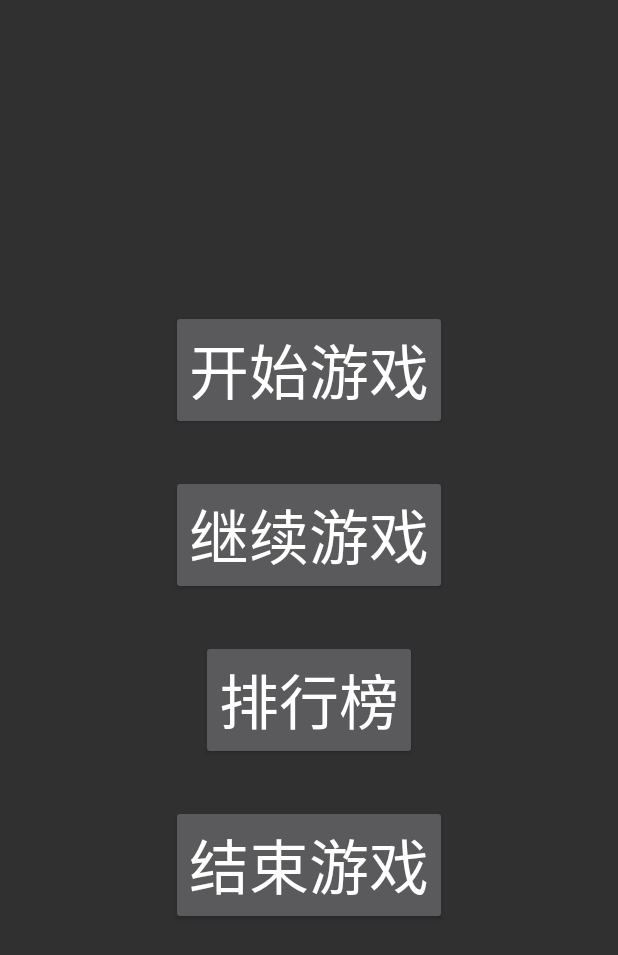
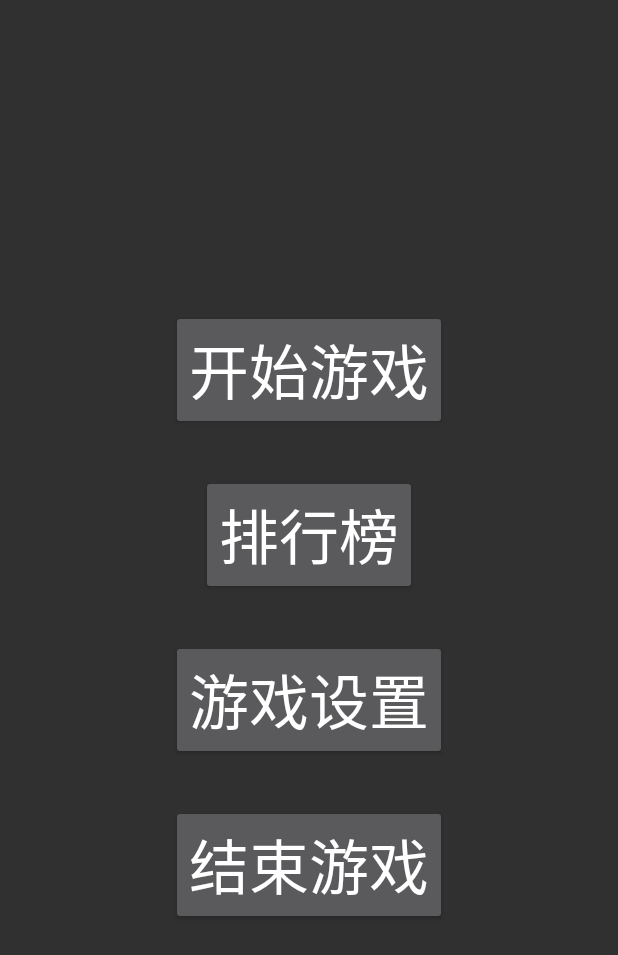
Before and after one commit to CPunisher/Pilot, an Android app: the screen it shows after launch (MainActivity), on a phone screen of 412 x 824 dp. Shown: the top 955 px of the screen. Run offline under Robolectric (Android 15) with nearby library versions, the light colour scheme and no system bars.

Commit message:
日常更新2019-7-21

```diff
--- a/app/src/main/java/com/cpunisher/pilot/activity/MainActivity.java
+++ b/app/src/main/java/com/cpunisher/pilot/activity/MainActivity.java
@@ -29,7 +29,7 @@ public class MainActivity extends AppCompatActivity {
         startActivity(intent);
     }
 
-    public void continueGame(View v) {
+    public void settings(View v) {
 
     }
 
--- a/app/src/main/java/com/cpunisher/pilot/entity/item/Item.java
+++ b/app/src/main/java/com/cpunisher/pilot/entity/item/Item.java
@@ -55,6 +55,7 @@ public abstract class Item extends Entity {
     public static void registerItems() {
         registerItem(Power.class);
         registerItem(Heart.class);
+        registerItem(Battery.class);
     }
 
     public static Item generateRandomItem(GameControl gameControl) {
--- a/app/src/main/java/com/cpunisher/pilot/game/GameControl.java
+++ b/app/src/main/java/com/cpunisher/pilot/game/GameControl.java
@@ -3,7 +3,6 @@ package com.cpunisher.pilot.game;
 import android.hardware.SensorEvent;
 import com.cpunisher.pilot.entity.*;
 import com.cpunisher.pilot.entity.item.Item;
-import com.cpunisher.pilot.entity.item.Power;
 import com.cpunisher.pilot.util.RankHelper;
 
 import java.util.Iterator;
--- a/app/src/main/java/com/cpunisher/pilot/util/RankHelper.java
+++ b/app/src/main/java/com/cpunisher/pilot/util/RankHelper.java
@@ -8,7 +8,7 @@ import java.util.*;
 
 public class RankHelper {
 
-    private static SimpleDateFormat ft = new SimpleDateFormat("yyyy-MM-dd HH:mm:ss");
+    private static SimpleDateFormat ft = new SimpleDateFormat("yyyy-MM-dd HH");
 
     public static void recordScore(Context context, int score) {
         Date date = new Date();
--- a/app/src/main/res/layout/activity_main.xml
+++ b/app/src/main/res/layout/activity_main.xml
@@ -20,16 +20,6 @@
             />
 
     <Button
-            android:id="@+id/btnContinue"
-            android:layout_width="wrap_content"
-            android:layout_height="wrap_content"
-            android:text="@string/btn_continue"
-            android:textSize="40dp"
-            android:layout_marginTop="30dp"
-            android:onClick="continueGame"
-    />
-
-    <Button
             android:id="@+id/btnRank"
             android:layout_width="wrap_content"
             android:layout_height="wrap_content"
@@ -37,6 +27,16 @@
             android:textSize="40dp"
             android:layout_marginTop="30dp"
             android:onClick="rank"
+    />
+
+    <Button
+            android:id="@+id/btnSettings"
+            android:layout_width="wrap_content"
+            android:layout_height="wrap_content"
+            android:text="@string/btn_settings"
+            android:textSize="40dp"
+            android:layout_marginTop="30dp"
+            android:onClick="settings"
     />
 
     <Button
--- a/app/src/main/res/layout/activity_rank.xml
+++ b/app/src/main/res/layout/activity_rank.xml
@@ -15,7 +15,7 @@
                 android:id="@+id/rankViewLeft"
                 android:layout_width="match_parent"
                 android:layout_height="match_parent"
-                android:layout_weight="0.3"
+                android:layout_weight="0.2"
         />
 
         <TextView
@@ -23,7 +23,7 @@
                 android:layout_width="match_parent"
                 android:layout_height="match_parent"
                 android:gravity="right"
-                android:layout_weight="0.7"
+                android:layout_weight="0.8"
         />
     </LinearLayout>
 
--- a/app/src/main/res/values/strings.xml
+++ b/app/src/main/res/values/strings.xml
@@ -1,7 +1,7 @@
 <resources>
     <string name="app_name">Pilot</string>
     <string name="btn_start">开始游戏</string>
-    <string name="btn_continue">继续游戏</string>
+    <string name="btn_settings">游戏设置</string>
     <string name="btn_rank">排行榜</string>
     <string name="btn_end">结束游戏</string>
     <string name="btn_back">返回</string>
```
Also changed, not shown: app/src/main/java/com/cpunisher/pilot/entity/item/Battery.java (added, +19 -0 lines), app/src/main/java/com/cpunisher/pilot/game/GameConstSettings.java (+4 -3 lines), app/src/main/res/drawable/battery.png (added), 2 other files.
